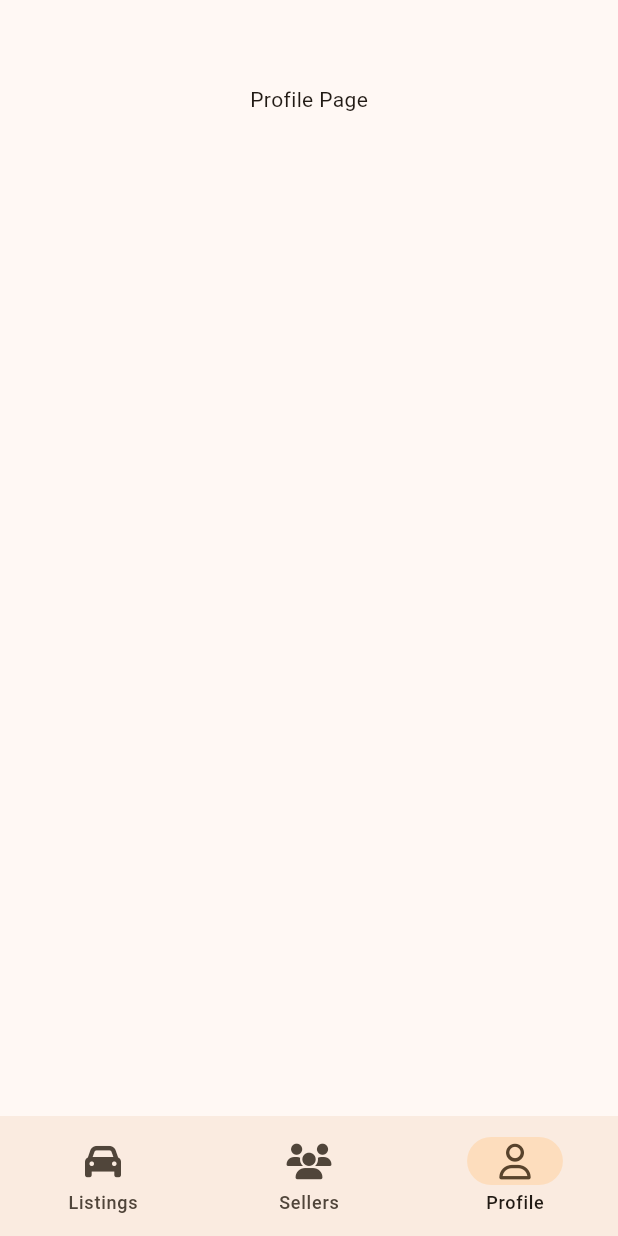
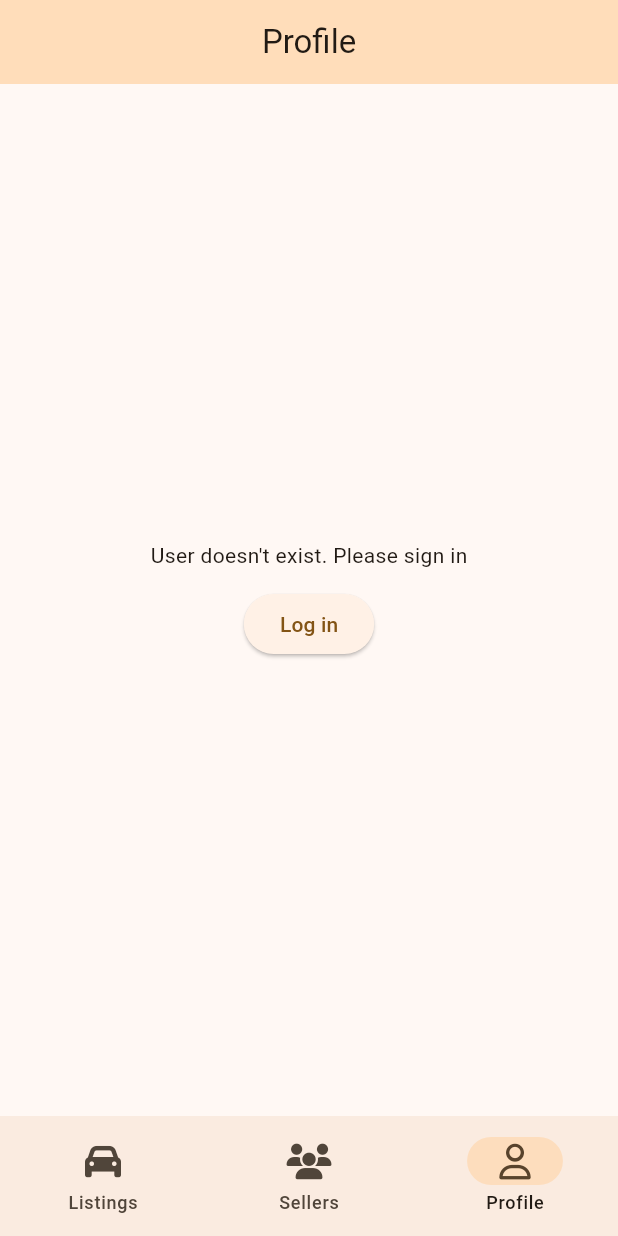
Before and after one commit to CoderNamedHendrick/car_dealership, a Flutter app: the screen it shows after launch, item 3 of the bottom bar chosen, on a phone screen of 412 x 824 dp. Run offline on Flutter 3.47's test engine with Material 2 defaults, Android fonts, the phone set to English and light mode, and no system bars; our stand-ins replace either_dart, equatable, flutter_riverpod, font_awesome_flutter.

Commit message:
feature: "WIP"

```diff
--- a/lib/application/listing/listing_view_model.dart
+++ b/lib/application/listing/listing_view_model.dart
@@ -1,2 +1 @@
 export 'listing_home_notifier.dart';
-export 'listing_home_ui_state.dart';
--- /dev/null
+++ b/lib/application/profile/profile_ui_state.dart
@@ -0,0 +1,25 @@
+import 'package:car_dealership/application/application.dart';
+import 'package:car_dealership/domain/domain.dart';
+
+final class ProfileUiState extends DealershipViewModel {
+  @override
+  final ViewState currentState;
+  @override
+  final DealershipException error;
+  final UserDto? user;
+
+  const ProfileUiState({required this.currentState, required this.error, required this.user});
+
+  const ProfileUiState.initial() : this(currentState: ViewState.idle, error: const EmptyException(), user: null);
+
+  ProfileUiState copyWith({ViewState? currentState, DealershipException? error, UserDto? user}) {
+    return ProfileUiState(
+      currentState: currentState ?? this.currentState,
+      error: error ?? this.error,
+      user: user ?? this.user,
+    );
+  }
+
+  @override
+  List<Object?> get props => [currentState, error, user];
+}
--- a/lib/application/profile/profile_view_model.dart
+++ b/lib/application/profile/profile_view_model.dart
@@ -0,0 +1 @@
+export 'profile_notifier.dart';
--- a/lib/domain/core/dealership_exception.dart
+++ b/lib/domain/core/dealership_exception.dart
@@ -11,6 +11,13 @@ final class MessageException extends DealershipException {
   String toString() => exception;
 }
 
+final class AuthRequiredException extends DealershipException {
+  const AuthRequiredException();
+
+  @override
+  String toString() => 'User doesn\'t exist. Please sign in';
+}
+
 final class EmptyException extends DealershipException {
   const EmptyException();
 
--- a/lib/domain/user/dtos/user.dart
+++ b/lib/domain/user/dtos/user.dart
@@ -11,6 +11,8 @@ final class UserDto {
   final List<CarListingDto> purchasedCars;
   final List<CarListingDto> favouriteCars;
 
+  const UserDto.empty() : this(id: '', name: '', email: '', phone: '');
+
   const UserDto({
     required this.id,
     required this.name,
--- a/lib/domain/user/repository/i_auth_repository.dart
+++ b/lib/domain/user/repository/i_auth_repository.dart
@@ -6,6 +6,8 @@ import '../user_domain.dart';
 
 abstract interface class AuthRepositoryInterface {
   const AuthRepositoryInterface();
+
+  Future<Either<DealershipException, UserDto>> fetchUser();
 
   Future<Either<DealershipException, UserDto>> signUpWithEmailPhoneAndPassword(SignUpDto dto);
 
--- /dev/null
+++ b/lib/presentation/core/widgets/widgets.dart
@@ -0,0 +1 @@
+export 'car_loader.dart';
--- a/lib/presentation/main/profile/view/profile_page.dart
+++ b/lib/presentation/main/profile/view/profile_page.dart
@@ -1,4 +1,9 @@
+import 'package:car_dealership/presentation/core/common.dart';
 import 'package:flutter/material.dart';
+import 'package:flutter_riverpod/flutter_riverpod.dart';
+import '../../../../application/application.dart';
+import '../../../../domain/domain.dart';
+import '../../../core/widgets/widgets.dart';
 
 class ProfilePage extends StatelessWidget {
   const ProfilePage({Key? key}) : super(key: key);
@@ -6,14 +11,56 @@ class ProfilePage extends StatelessWidget {
   @override
   Widget build(BuildContext context) {
     return Scaffold(
-      appBar: AppBar(),
-      body: const Center(
-        child: Column(
-          children: [
-            Text('Profile Page'),
-          ],
-        ),
+      appBar: AppBar(
+        backgroundColor: Theme.of(context).colorScheme.primaryContainer,
+        title: const Text('Profile'),
+        centerTitle: true,
       ),
+      body: const Profile(),
     );
   }
 }
+
+class Profile extends ConsumerWidget {
+  const Profile({Key? key}) : super(key: key);
+
+  @override
+  Widget build(BuildContext context, WidgetRef ref) {
+    final profileUiState = ref.watch(profileStateNotifierProvider);
+
+    if (profileUiState.currentState == ViewState.loading) {
+      return const Center(child: CarLoader());
+    }
+
+    if (profileUiState.currentState == ViewState.error) {
+      return switch (profileUiState.error) {
+        MessageException(:final exception) => Center(child: Text('An error occurred: ${exception.toString()}')),
+        AuthRequiredException() => Center(
+            child: Column(
+              mainAxisSize: MainAxisSize.min,
+              mainAxisAlignment: MainAxisAlignment.center,
+              children: [
+                Text(
+                  const AuthRequiredException().toString(),
+                ),
+                const SizedBox(height: Constants.verticalGutter),
+                ElevatedButton(
+                  onPressed: () {},
+                  child: const Text('Log in'),
+                ),
+              ],
+            ),
+          ),
+        _ => const SizedBox.shrink(),
+      };
+    }
+
+    if (profileUiState.currentState == ViewState.success) {
+      return const Center(
+        child: Text('Logged In successfully'),
+      );
+    }
+
+    return const SizedBox.shrink();
+  }
+}
```
Also changed, not shown: lib/application/profile/profile_notifier.dart (added, +30 -0 lines), lib/infrastructure/user/repository/auth_repository_impl.dart (+10 -0 lines), lib/presentation/core/widgets/car_loader.dart (added, +13 -0 lines).
